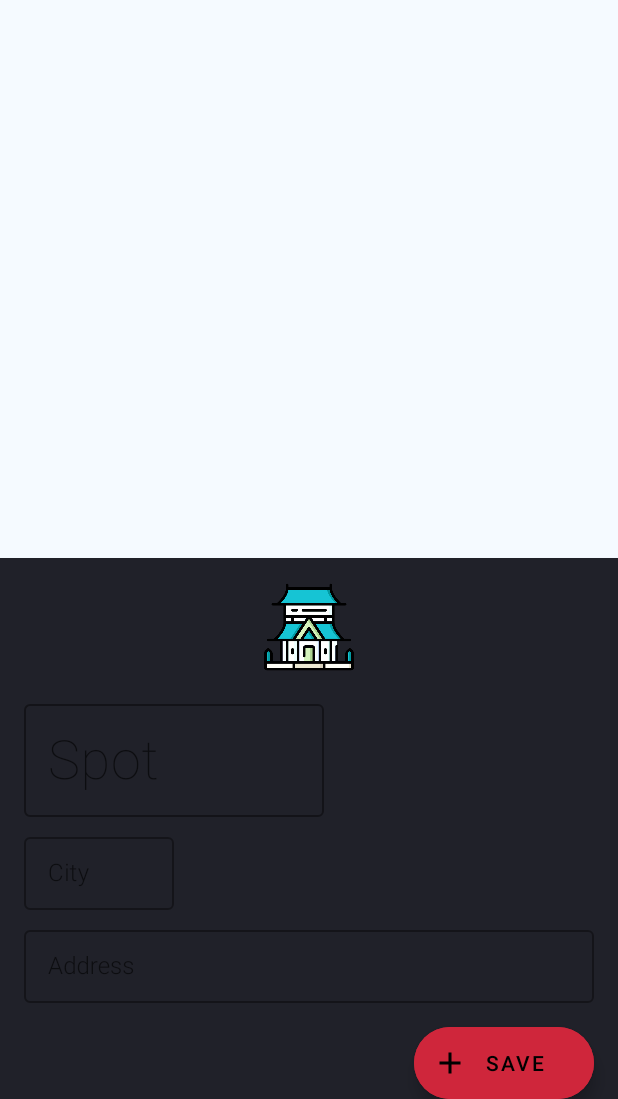
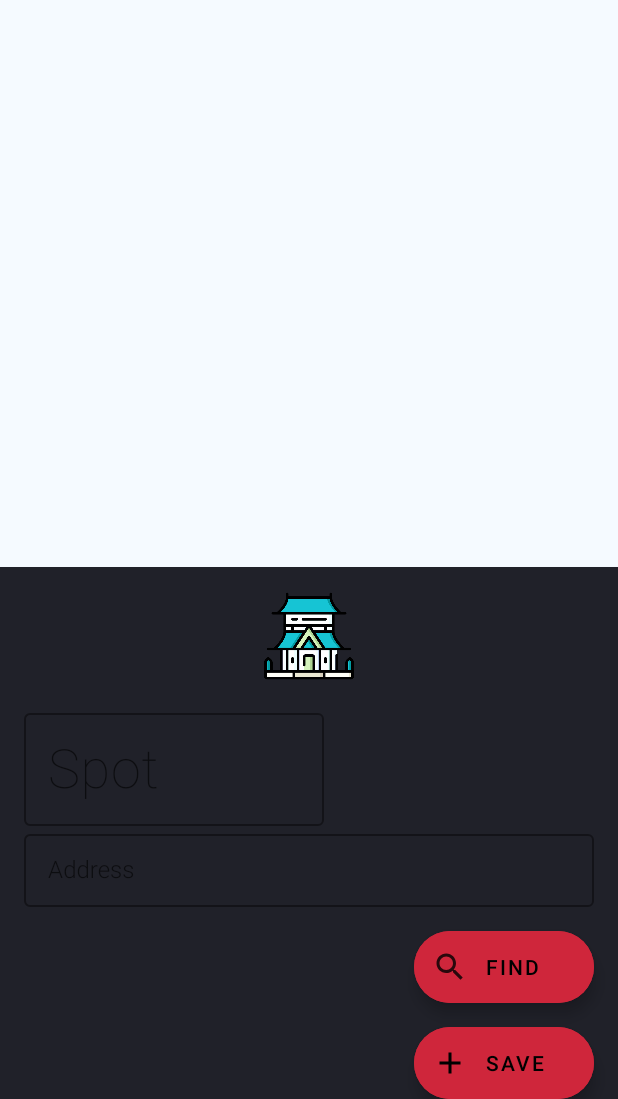
Before and after one commit to dadoz/BeUsers, an Android app: the NewSpotFragment screen opened through its navigation route, on a phone screen of 412 x 824 dp, the part 137-1236 px from its top. Run offline under Robolectric (Android 15) with nearby library versions, the light colour scheme and no system bars; our stand-ins replace Firebase (no records; nobody signed in at launch, a user with empty details on screens opened directly), Timber, data binding.

Commit message:
minor fix - changed newSpot view UI

```diff
--- a/app/src/main/java/com/davidelmn/application/frenzspots/MainActivity.kt
+++ b/app/src/main/java/com/davidelmn/application/frenzspots/MainActivity.kt
@@ -4,7 +4,9 @@ import android.app.SearchManager
 import android.content.Intent
 import android.os.Bundle
 import android.widget.Toast
+import androidx.activity.OnBackPressedCallback
 import androidx.appcompat.app.AppCompatActivity
+import androidx.navigation.Navigation
 import com.google.android.gms.auth.api.signin.GoogleSignIn
 import com.google.android.gms.auth.api.signin.GoogleSignInClient
 import com.google.android.gms.auth.api.signin.GoogleSignInOptions
@@ -15,6 +17,7 @@ import com.google.firebase.auth.GoogleAuthProvider
 import com.google.firebase.auth.ktx.auth
 import com.google.firebase.ktx.Firebase
 import timber.log.Timber
+
 
 class MainActivity : AppCompatActivity() {
     private val RC_SIGN_IN: Int = 999
@@ -36,6 +39,20 @@ class MainActivity : AppCompatActivity() {
         setContentView(R.layout.activity_main)
         setSupportActionBar(findViewById(R.id.toolbar))
         handleIntent(intent)
+
+        // This callback will only be called when MyFragment is at least Started.
+        onBackPressedDispatcher.addCallback(
+            this,
+            object : OnBackPressedCallback(true /* enabled by default */) {
+                override fun handleOnBackPressed() {
+                    // Handle the back button event
+                    if (!Navigation.findNavController(window.decorView).popBackStack()) {
+                        // Call finish() on your Activity
+                        finish()
+                    }
+                }
+            }
+        )
     }
 
     override fun onStart() {
@@ -75,7 +92,7 @@ class MainActivity : AppCompatActivity() {
                 if (task.isSuccessful) {
                     // Sign in success, update UI with the signed-in user's information
                     Timber.e("signInWithCredential:success")
-                    val user = auth.currentUser
+                    //auth.currentUser
                 } else {
                     // If sign in fails, display a message to the user.
                     Timber.e("signInWithCredential:failure ${task.exception}")
--- a/app/src/main/java/com/davidelmn/application/frenzspots/data/SpotsDataRepository.kt
+++ b/app/src/main/java/com/davidelmn/application/frenzspots/data/SpotsDataRepository.kt
@@ -26,7 +26,7 @@ class SpotsDataRepository(val context: Context?) {
     }
 
     fun findSpotById(id: String): Spot {
-        return Spot("bla", "bla", "blal", "blal")
+        return Spot("bla", "bla", "blal", "blal", 0.0, 0.0)
 //        return bookmarkDataSourceLocal.findSpotById(id)
     }
 
--- a/app/src/main/java/com/davidelmn/application/frenzspots/data/local/SpotDataSourceLocal.kt
+++ b/app/src/main/java/com/davidelmn/application/frenzspots/data/local/SpotDataSourceLocal.kt
@@ -17,9 +17,9 @@ class SpotDataSourceLocal(var context: Context?) {
     fun getSpotList(): Flow<MutableList<Spot>> {
         return flow {
             val list = mutableListOf(
-                Spot("Davide", "Corso Racconing 134", "", "Torino"),
-                Spot("Francesco", "Corso Ferraris 127", "", "Neive"),
-                Spot("Pasquale", "Strada Provinciale 127", "", "Asti")
+                Spot("Davide", "Corso Racconing 134", "", "Torino", 0.0, 0.0),
+                Spot("Francesco", "Corso Ferraris 127", "", "Neive", 0.0, 0.0),
+                Spot("Pasquale", "Strada Provinciale 127", "", "Asti", 0.0, 0.0)
             )
 
             emit(list)
--- a/app/src/main/java/com/davidelmn/application/frenzspots/features/newSpot/NewSpotFragment.kt
+++ b/app/src/main/java/com/davidelmn/application/frenzspots/features/newSpot/NewSpotFragment.kt
@@ -41,17 +41,24 @@ class NewSpotFragment : Fragment() {
     override fun onViewCreated(view: View, savedInstanceState: Bundle?) {
         super.onViewCreated(view, savedInstanceState)
 
-        binding.fsNewSpotSaveButtonId.setOnClickListener {
+        binding.apply {
+            fsNewSpotSaveButtonId.setOnClickListener {
                 newSpotViewModel.addSpot(spot = createSpot())
             }
+            fsNewSpotFindOnMapButtonId.setOnClickListener {
+                newSpotViewModel.findOnMap(spot = fsNewSpotAddressEditTextId.text.toString())
+            }
+        }
 
-        newSpotViewModel.isSpotDataAddedError.observe(viewLifecycleOwner, {
+        newSpotViewModel.isSpotDataAddedError.observe(viewLifecycleOwner,
+            {
                 it?.let {
-                Snackbar.make(view, it.message?: "error", Snackbar.LENGTH_SHORT).show()
+                    Snackbar.make(view, it.message ?: "error", Snackbar.LENGTH_SHORT).show()
                 }
             })
 
-        newSpotViewModel.isSpotDataAddedSuccess.observe(viewLifecycleOwner, {
+        newSpotViewModel.isSpotDataAddedSuccess.observe(viewLifecycleOwner,
+            {
                 when (it) {
                     true -> {
                         Snackbar.make(view, "success", Snackbar.LENGTH_SHORT).show()
@@ -62,24 +69,24 @@ class NewSpotFragment : Fragment() {
 
         context?.let {
             MapsManager.apply {
-                initWithContext(it) {
-                    isMapInitialized -> newSpotViewModel.isMapLoaded.value = isMapInitialized
+                initWithContext(it) { isMapInitialized ->
+                    newSpotViewModel.isMapLoaded.value = isMapInitialized
                 }
                 childFragmentManager.findFragmentByTag("mapFragmentTag")?.let {
                     (it as SupportMapFragment).getMapAsync(this)
                 }
             }
         }
+    }
 
-    }
 
     // todo modify to be handled by databinding :O
     private fun createSpot(): Spot {
         return binding.let {
             val title = it.fsNewSpotTitleEditTextId.text.toString()
             val address = it.fsNewSpotAddressEditTextId.text.toString()
-            val city = it.fsNewSpotCityEditTextId.text.toString()
-            Spot(title, address, "temporary_empty", city)
+            val city = "Empty"
+            Spot(title, address, "temporary_empty", city, 0.0, 0.0)
         }
     }
 
--- a/app/src/main/java/com/davidelmn/application/frenzspots/features/newSpot/NewSpotViewModel.kt
+++ b/app/src/main/java/com/davidelmn/application/frenzspots/features/newSpot/NewSpotViewModel.kt
@@ -21,4 +21,8 @@ class NewSpotViewModel: ViewModel() {
             }
         }
     }
+
+    fun findOnMap(spot: String) {
+
+    }
 }
--- a/app/src/main/java/com/davidelmn/application/frenzspots/models/Spot.kt
+++ b/app/src/main/java/com/davidelmn/application/frenzspots/models/Spot.kt
@@ -1,3 +1,4 @@
 package com.davidelmn.application.frenzspots.models
 
-data class Spot(val title: String, val address: String, val iconPath: String, val city: String)
+data class Spot(val title: String, val address: String, val iconPath: String, val city: String,
+                val lat: Double, val long: Double)
--- a/app/src/main/res/layout/new_spot_fragment.xml
+++ b/app/src/main/res/layout/new_spot_fragment.xml
@@ -74,39 +74,51 @@
                             android:textSize="36sp" />
                     </com.google.android.material.textfield.TextInputLayout>
 
-                    <com.google.android.material.textfield.TextInputLayout
-                        style="@style/Widget.MaterialComponents.TextInputLayout.OutlinedBox.Dense"
-                        android:layout_width="wrap_content"
-                        android:layout_height="wrap_content"
-                        android:layout_marginTop="8dp"
-                        android:layout_marginBottom="8dp"
-                        android:hint="City"
-                        android:textColor="@color/colorAccent">
+<!--                    <com.google.android.material.textfield.TextInputLayout-->
+<!--                        style="@style/Widget.MaterialComponents.TextInputLayout.OutlinedBox.Dense"-->
+<!--                        android:layout_width="wrap_content"-->
+<!--                        android:layout_height="wrap_content"-->
+<!--                        android:layout_marginTop="8dp"-->
+<!--                        android:layout_marginBottom="8dp"-->
+<!--                        android:hint="City"-->
+<!--                        android:textColor="@color/colorAccent">-->
 
-                        <androidx.appcompat.widget.AppCompatEditText
-                            android:id="@+id/fsNewSpotCityEditTextId"
-                            android:layout_width="wrap_content"
-                            android:layout_height="wrap_content"
-                            android:fontFamily="sans-serif-light"
-                            android:minWidth="100dp" />
-                    </com.google.android.material.textfield.TextInputLayout>
+<!--                        <androidx.appcompat.widget.AppCompatEditText-->
+<!--                            android:id="@+id/fsNewSpotCityEditTextId"-->
+<!--                            android:layout_width="wrap_content"-->
+<!--                            android:layout_height="wrap_content"-->
+<!--                            android:fontFamily="sans-serif-light"-->
+<!--                            android:minWidth="100dp" />-->
+<!--                    </com.google.android.material.textfield.TextInputLayout>-->
 
                     <com.google.android.material.textfield.TextInputLayout
                         style="@style/Widget.MaterialComponents.TextInputLayout.OutlinedBox.Dense"
                         android:layout_width="match_parent"
                         android:layout_height="wrap_content"
                         android:hint="Address"
-                        android:textColor="@color/colorAccent">
+                        android:textColor="@color/colorAccent"
+                        app:boxStrokeColor="@color/colorAccent">
 
                         <androidx.appcompat.widget.AppCompatEditText
                             android:id="@+id/fsNewSpotAddressEditTextId"
                             android:layout_width="match_parent"
                             android:layout_height="wrap_content"
+                            android:textColor="@color/colorAccent"
                             android:fontFamily="sans-serif-light" />
                     </com.google.android.material.textfield.TextInputLayout>
 
                 </LinearLayout>
 
+                <com.google.android.material.floatingactionbutton.ExtendedFloatingActionButton
+                    android:id="@+id/fsNewSpotFindOnMapButtonId"
+                    android:layout_width="wrap_content"
+                    android:layout_height="wrap_content"
+                    android:layout_gravity="end"
+                    android:layout_marginTop="16dp"
+                    android:layout_marginEnd="16dp"
+                    android:backgroundTint="@color/colorAccent"
+                    app:icon="@drawable/ic_sarch_icon"
+                    android:text="FIND" />
                 <com.google.android.material.floatingactionbutton.ExtendedFloatingActionButton
                     android:id="@+id/fsNewSpotSaveButtonId"
                     android:layout_width="wrap_content"
--- a/app/src/main/res/layout/spot_list_fragment.xml
+++ b/app/src/main/res/layout/spot_list_fragment.xml
@@ -75,9 +75,9 @@
                 android:layout_width="match_parent"
                 android:layout_height="wrap_content"
                 android:layout_marginStart="@dimen/margin_16"
-                android:layout_marginTop="@dimen/margin_32"
+                android:layout_marginTop="@dimen/margin_8"
                 android:layout_marginEnd="@dimen/margin_16"
-                android:layout_marginBottom="@dimen/margin_32"
+                android:layout_marginBottom="@dimen/margin_8"
                 android:fontFamily="sans-serif-thin"
                 android:text="Davide"
                 android:textColor="@color/colorAccent"
--- a/app/src/main/res/values/dimens.xml
+++ b/app/src/main/res/values/dimens.xml
@@ -3,4 +3,5 @@
     <dimen name="margin_16">16dp</dimen>
     <dimen name="margin_32">32dp</dimen>
     <dimen name="margin_map_spotlist">-40dp</dimen>
+    <dimen name="margin_8">8dp</dimen>
 </resources>
```
Lines whose indentation alone changed are shown as unchanged.
